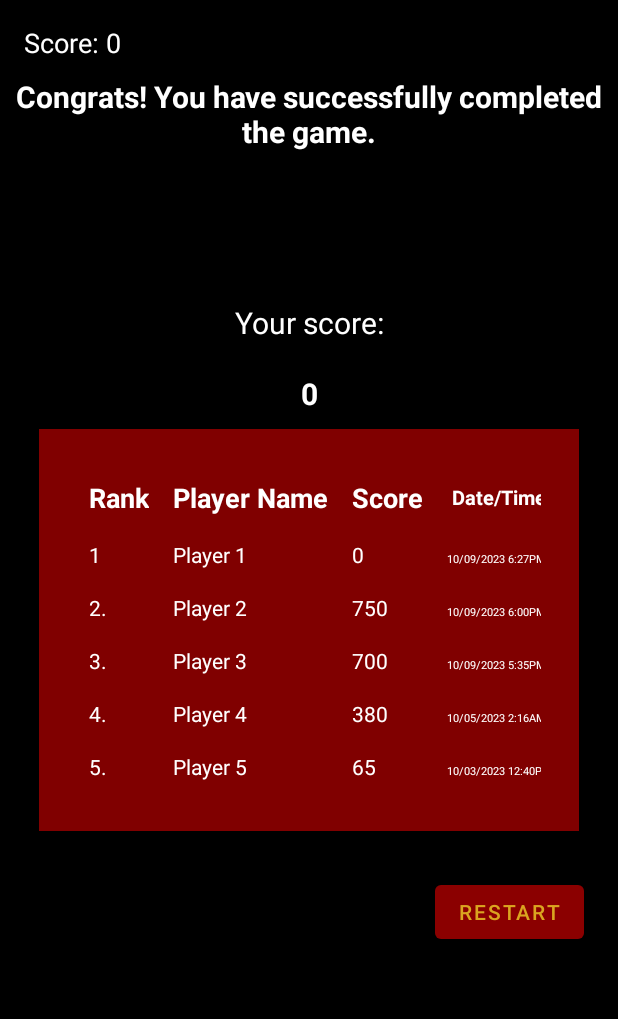
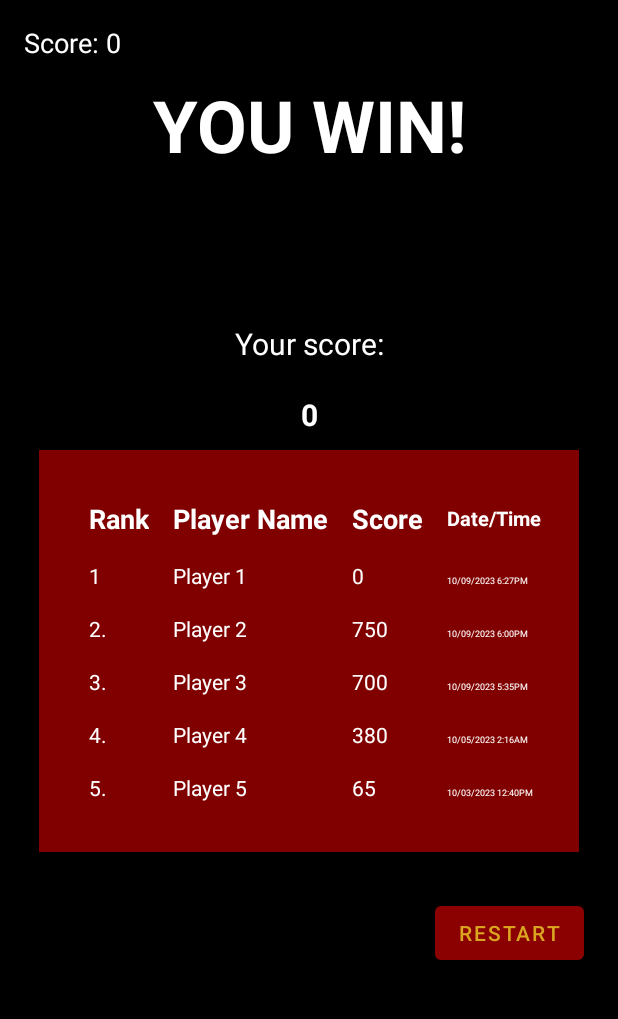
Before and after one commit to phunggnguyenn/CS2340A_Team45, an Android app: the GameEndActivity screen opened directly, with no data from a screen before it, on a phone screen of 412 x 824 dp, the part 84-1103 px from its top. Run offline under Robolectric (Android 15) with nearby library versions, the phone set to English and light mode, and no system bars.

Commit message:
Visually update ending screen to show player have won.

```diff
--- a/AndroidStudio_Template/app/src/main/java/com/example/model/Player.java
+++ b/AndroidStudio_Template/app/src/main/java/com/example/model/Player.java
@@ -21,7 +21,6 @@ public class Player implements Serializable {
     private static Player player;
     private int goalX;
     private int goalY;
-
 
     private Player(String playerName, int healthPoints, int avatarId,
                    int playerWidth, int playerHeight) {
@@ -158,5 +157,4 @@ public class Player implements Serializable {
         // theres no collision, so valid move
         return true;
     }
-
 }
--- a/AndroidStudio_Template/app/src/main/java/com/example/viewmodels/PlayerObserver.java
+++ b/AndroidStudio_Template/app/src/main/java/com/example/viewmodels/PlayerObserver.java
@@ -14,7 +14,7 @@ public class PlayerObserver implements PlayerObserverStrategy {
     }
     @Override
     public boolean playerReachedGoal() {
-        if (player.getX() == player.getGoalX() && player.getY() == player.getGoalY()) {
+        if (player.getX() == player.getGoalX()&& player.getY() == player.getGoalY()) {
             return true;
         }
         return false;
--- a/AndroidStudio_Template/app/src/main/java/com/example/views/RoomOne.java
+++ b/AndroidStudio_Template/app/src/main/java/com/example/views/RoomOne.java
@@ -36,6 +36,8 @@ public class RoomOne extends AppCompatActivity {
     private Handler handler;
     private ImageView avatarImageView;
     private List<ImageView> blackTilesList; //contains ref of black tiles aka collisions/walls
+
+
 
     @Override
     protected void onCreate(Bundle savedInstanceState) {
--- a/AndroidStudio_Template/app/src/main/res/layout/activity_game_end.xml
+++ b/AndroidStudio_Template/app/src/main/res/layout/activity_game_end.xml
@@ -1,56 +1,56 @@
 <?xml version="1.0" encoding="utf-8"?>
-<LinearLayout
-    xmlns:android="http://schemas.android.com/apk/res/android"
+<LinearLayout xmlns:android="http://schemas.android.com/apk/res/android"
     android:layout_width="match_parent"
     android:layout_height="match_parent"
-    android:orientation="vertical"
-    android:background="#000000"
-    android:layout_gravity="center">
+    android:layout_gravity="center"
+    android:background="#0B0B0B"
+    android:backgroundTint="#000000"
+    android:orientation="vertical">
+
     <TextView
         android:id="@+id/scoreTextView"
         android:layout_width="wrap_content"
         android:layout_height="wrap_content"
         android:layout_marginStart="16dp"
         android:layout_marginTop="16dp"
+        android:elevation="10dp"
         android:textColor="#FFFFFF"
-        android:elevation="10dp"
         android:textSize="18sp" />
 
     <TextView
         android:layout_width="match_parent"
         android:layout_height="wrap_content"
-        android:text="Congrats! You have successfully completed the game."
-        android:textSize="20sp"
-        android:textStyle="bold"
+        android:layout_marginBottom="80dp"
+        android:background="#000000"
+        android:gravity="center"
         android:padding="10dp"
-        android:background="#000000"
+        android:text="YOU WIN!"
         android:textColor="#FFFFFF"
-        android:gravity="center"
-        android:layout_marginBottom="80dp">
-    </TextView>
+        android:textSize="48sp"
+        android:textStyle="bold"></TextView>
 
     <TextView
         android:id="@+id/textView6"
         android:layout_width="match_parent"
         android:layout_height="wrap_content"
+        android:background="#000000"
+        android:gravity="center"
+        android:padding="10dp"
         android:text="Your score:"
-        android:textSize="20sp"
-        android:padding="10dp"
-        android:background="#000000"
         android:textColor="#FFFFFF"
-        android:gravity="center" />
+        android:textSize="20sp" />
 
     <TextView
         android:id="@+id/textView7"
         android:layout_width="match_parent"
         android:layout_height="wrap_content"
+        android:background="#000000"
+        android:gravity="center"
+        android:padding="10dp"
         android:text=""
+        android:textColor="#FFFFFF"
         android:textSize="20sp"
-        android:textStyle="bold"
-        android:padding="10dp"
-        android:background="#000000"
-        android:textColor="#FFFFFF"
-        android:gravity="center"/>
+        android:textStyle="bold" />
 
     <LinearLayout
         android:layout_width="wrap_content"
@@ -132,6 +132,7 @@
                     android:padding="8dp"
                     android:text="100"
                     android:textColor="#FFFFFF" />
+
                 <TextView
                     android:id="@+id/dateTime1TextView"
                     android:layout_width="wrap_content"
@@ -139,7 +140,7 @@
                     android:padding="8dp"
                     android:text="10/09/2023 6:27PM"
                     android:textColor="#FFFFFF"
-                    android:textSize="7sp" />
+                    android:textSize="6sp" />
             </TableRow>
 
             <TableRow>
@@ -167,6 +168,7 @@
                     android:padding="8dp"
                     android:text="750"
                     android:textColor="#FFFFFF" />
+
                 <TextView
                     android:id="@+id/dateTime2TextView"
                     android:layout_width="wrap_content"
@@ -174,7 +176,7 @@
                     android:padding="8dp"
                     android:text="10/09/2023 6:00PM"
                     android:textColor="#FFFFFF"
-                    android:textSize="7sp" />
+                    android:textSize="6sp" />
             </TableRow>
 
             <TableRow>
@@ -202,6 +204,7 @@
                     android:padding="8dp"
                     android:text="700"
                     android:textColor="#FFFFFF" />
+
                 <TextView
                     android:id="@+id/dateTime3TextView"
                     android:layout_width="wrap_content"
@@ -209,7 +212,7 @@
                     android:padding="8dp"
                     android:text="10/09/2023 5:35PM"
                     android:textColor="#FFFFFF"
-                    android:textSize="7sp" />
+                    android:textSize="6sp" />
             </TableRow>
 
             <TableRow>
@@ -237,6 +240,7 @@
                     android:padding="8dp"
                     android:text="380"
                     android:textColor="#FFFFFF" />
+
                 <TextView
                     android:id="@+id/dateTime4TextView"
                     android:layout_width="wrap_content"
@@ -244,7 +248,7 @@
                     android:padding="8dp"
                     android:text="10/05/2023 2:16AM"
                     android:textColor="#FFFFFF"
-                    android:textSize="7sp" />
+                    android:textSize="6sp" />
             </TableRow>
 
             <TableRow>
@@ -272,6 +276,7 @@
                     android:padding="8dp"
                     android:text="65"
                     android:textColor="#FFFFFF" />
+
                 <TextView
                     android:id="@+id/dateTime5TextView"
                     android:layout_width="wrap_content"
@@ -279,17 +284,18 @@
                     android:padding="8dp"
                     android:text="10/03/2023 12:40PM"
                     android:textColor="#FFFFFF"
-                    android:textSize="7sp" />
+                    android:textSize="6sp" />
             </TableRow>
 
 
         </TableLayout>
     </LinearLayout>
+
     <Button
         android:id="@+id/restart"
         android:layout_width="wrap_content"
         android:layout_height="wrap_content"
+        android:layout_marginLeft="290dp"
         android:layout_marginTop="30dp"
-        android:layout_marginLeft="290dp"
-        android:text="Restart"/>
+        android:text="Restart" />
 </LinearLayout>
```
